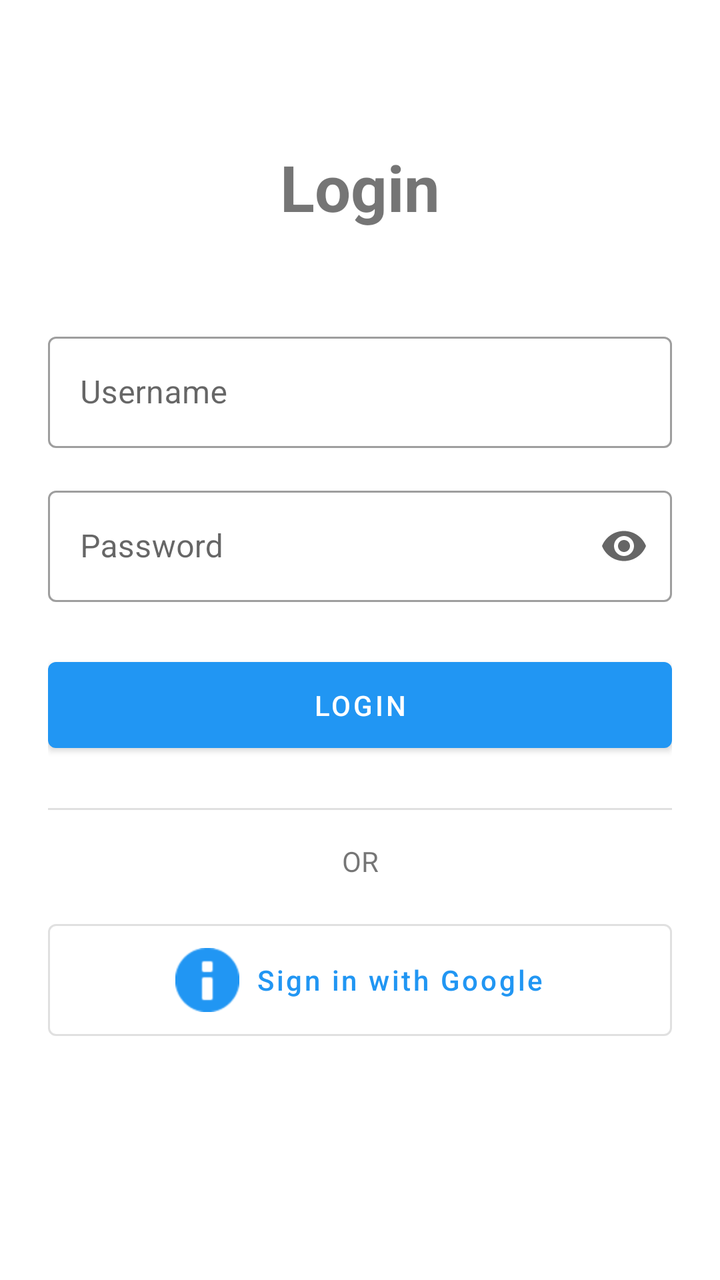
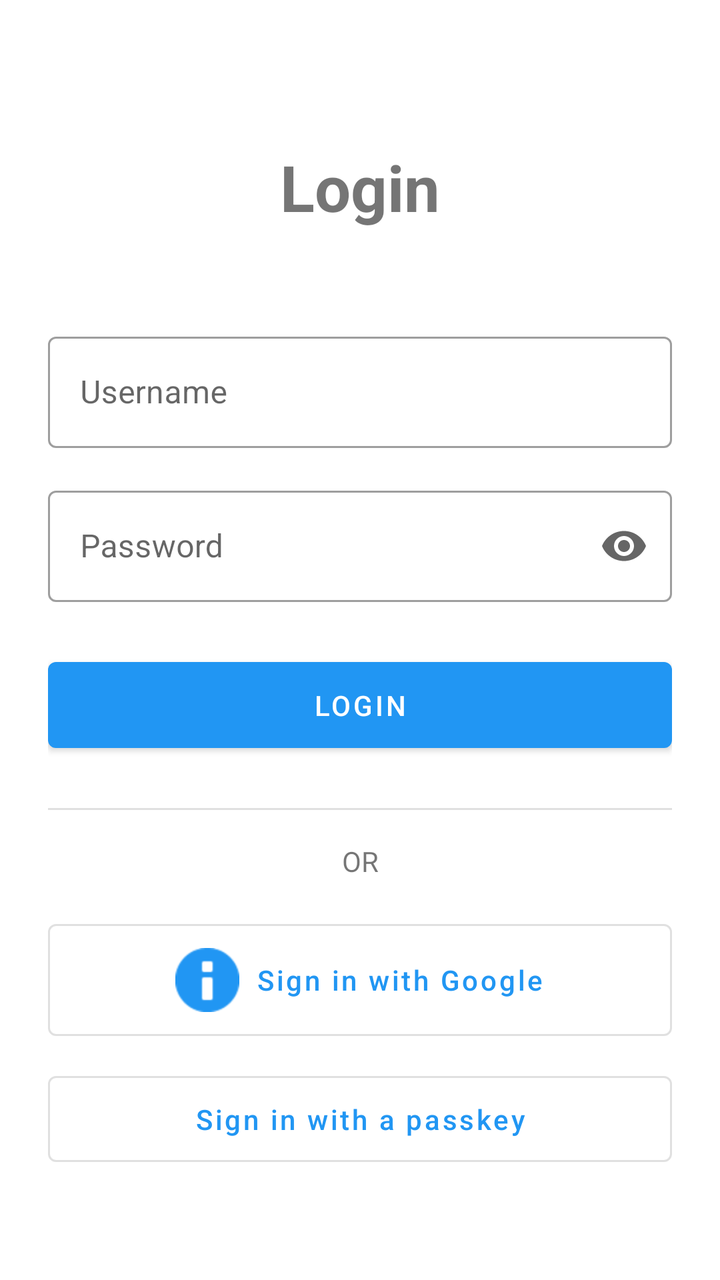

Before-and-after screenshots of an Android layout around one commit, followed by the original layout XML and the change that was made.
<!-- AndroidManifest.xml: activity theme Theme.AndroidWebapp -->
<!-- res/layout/activity_login.xml -->
<?xml version="1.0" encoding="utf-8"?>
<ScrollView xmlns:android="http://schemas.android.com/apk/res/android"
    xmlns:app="http://schemas.android.com/apk/res-auto"
    android:layout_width="match_parent"
    android:layout_height="match_parent"
    android:fillViewport="true">

    <androidx.constraintlayout.widget.ConstraintLayout
        android:layout_width="match_parent"
        android:layout_height="wrap_content"
        android:padding="24dp">

        <TextView
            android:id="@+id/tvTitle"
            android:layout_width="wrap_content"
            android:layout_height="wrap_content"
            android:layout_marginTop="48dp"
            android:text="@string/login"
            android:textSize="32sp"
            android:textStyle="bold"
            app:layout_constraintEnd_toEndOf="parent"
            app:layout_constraintStart_toStartOf="parent"
            app:layout_constraintTop_toTopOf="parent" />

        <com.google.android.material.textfield.TextInputLayout
            android:id="@+id/tilUsername"
            style="@style/Widget.MaterialComponents.TextInputLayout.OutlinedBox"
            android:layout_width="0dp"
            android:layout_height="wrap_content"
            android:layout_marginTop="48dp"
            android:hint="@string/username"
            app:layout_constraintEnd_toEndOf="parent"
            app:layout_constraintStart_toStartOf="parent"
            app:layout_constraintTop_toBottomOf="@id/tvTitle">

            <com.google.android.material.textfield.TextInputEditText
                android:id="@+id/etUsername"
                android:layout_width="match_parent"
                android:layout_height="wrap_content"
                android:inputType="text"
                android:maxLines="1" />
        </com.google.android.material.textfield.TextInputLayout>

        <com.google.android.material.textfield.TextInputLayout
            android:id="@+id/tilPassword"
            style="@style/Widget.MaterialComponents.TextInputLayout.OutlinedBox"
            android:layout_width="0dp"
            android:layout_height="wrap_content"
            android:layout_marginTop="16dp"
            android:hint="@string/password"
            app:endIconMode="password_toggle"
            app:layout_constraintEnd_toEndOf="parent"
            app:layout_constraintStart_toStartOf="parent"
            app:layout_constraintTop_toBottomOf="@id/tilUsername">

            <com.google.android.material.textfield.TextInputEditText
                android:id="@+id/etPassword"
                android:layout_width="match_parent"
                android:layout_height="wrap_content"
                android:inputType="textPassword"
                android:maxLines="1" />
        </com.google.android.material.textfield.TextInputLayout>

        <com.google.android.material.button.MaterialButton
            android:id="@+id/btnLogin"
            android:layout_width="0dp"
            android:layout_height="wrap_content"
            android:layout_marginTop="24dp"
            android:padding="12dp"
            android:text="@string/login"
            app:layout_constraintEnd_toEndOf="parent"
            app:layout_constraintStart_toStartOf="parent"
            app:layout_constraintTop_toBottomOf="@id/tilPassword" />

        <View
            android:id="@+id/divider"
            android:layout_width="0dp"
            android:layout_height="1dp"
            android:layout_marginTop="24dp"
            android:background="?android:attr/listDivider"
            app:layout_constraintEnd_toEndOf="parent"
            app:layout_constraintStart_toStartOf="parent"
            app:layout_constraintTop_toBottomOf="@id/btnLogin" />

        <TextView
            android:id="@+id/tvOrText"
            android:layout_width="wrap_content"
            android:layout_height="wrap_content"
            android:layout_marginTop="16dp"
            android:text="OR"
            android:textSize="14sp"
            app:layout_constraintEnd_toEndOf="parent"
            app:layout_constraintStart_toStartOf="parent"
            app:layout_constraintTop_toBottomOf="@id/divider" />

        <com.google.android.material.button.MaterialButton
            android:id="@+id/btnGoogleLogin"
            style="@style/Widget.MaterialComponents.Button.OutlinedButton"
            android:layout_width="0dp"
            android:layout_height="wrap_content"
            android:layout_marginTop="16dp"
            android:padding="12dp"
            android:text="Sign in with Google"
            android:textAllCaps="false"
            app:icon="@android:drawable/ic_dialog_info"
            app:iconGravity="textStart"
            app:iconPadding="8dp"
            app:layout_constraintEnd_toEndOf="parent"
            app:layout_constraintStart_toStartOf="parent"
            app:layout_constraintTop_toBottomOf="@id/tvOrText" />

        <ProgressBar
            android:id="@+id/progressBar"
            android:layout_width="wrap_content"
            android:layout_height="wrap_content"
            android:layout_marginTop="24dp"
            android:visibility="gone"
            app:layout_constraintEnd_toEndOf="parent"
            app:layout_constraintStart_toStartOf="parent"
            app:layout_constraintTop_toBottomOf="@id/btnGoogleLogin" />

    </androidx.constraintlayout.widget.ConstraintLayout>
</ScrollView>
<!-- resources referenced by this layout -->
<resources>
  <string name="login">Login</string>
  <string name="password">Password</string>
  <string name="username">Username</string>
  <style name="Theme.AndroidWebapp" parent="Theme.MaterialComponents.DayNight.DarkActionBar">
          <item name="colorPrimary">@color/primary</item>
          <item name="colorPrimaryVariant">@color/primary_dark</item>
          <item name="colorOnPrimary">@color/white</item>
          <item name="colorSecondary">@color/accent</item>
          <item name="colorSecondaryVariant">@color/teal_700</item>
          <item name="colorOnSecondary">@color/black</item>
          <item name="android:statusBarColor">@color/primary_dark</item>
      </style>
  <color name="primary">#2196F3</color>
  <color name="primary_dark">#1976D2</color>
  <color name="white">#FFFFFFFF</color>
  <color name="accent">#FF4081</color>
  <color name="teal_700">#FF018786</color>
  <color name="black">#FF000000</color>
</resources>

<!-- the commit's change to res/layout/activity_login.xml (unified diff, before → after) -->
@@ -109,6 +109,19 @@
             app:layout_constraintStart_toStartOf="parent"
             app:layout_constraintTop_toBottomOf="@id/tvOrText" />
 
+        <com.google.android.material.button.MaterialButton
+            android:id="@+id/btnPasskeyLogin"
+            style="@style/Widget.MaterialComponents.Button.OutlinedButton"
+            android:layout_width="0dp"
+            android:layout_height="wrap_content"
+            android:layout_marginTop="8dp"
+            android:padding="12dp"
+            android:text="Sign in with a passkey"
+            android:textAllCaps="false"
+            app:layout_constraintEnd_toEndOf="parent"
+            app:layout_constraintStart_toStartOf="parent"
+            app:layout_constraintTop_toBottomOf="@id/btnGoogleLogin" />
+
         <ProgressBar
             android:id="@+id/progressBar"
             android:layout_width="wrap_content"
@@ -117,7 +130,7 @@
             android:visibility="gone"
             app:layout_constraintEnd_toEndOf="parent"
             app:layout_constraintStart_toStartOf="parent"
-            app:layout_constraintTop_toBottomOf="@id/btnGoogleLogin" />
+            app:layout_constraintTop_toBottomOf="@id/btnPasskeyLogin" />
 
     </androidx.constraintlayout.widget.ConstraintLayout>
 </ScrollView>
